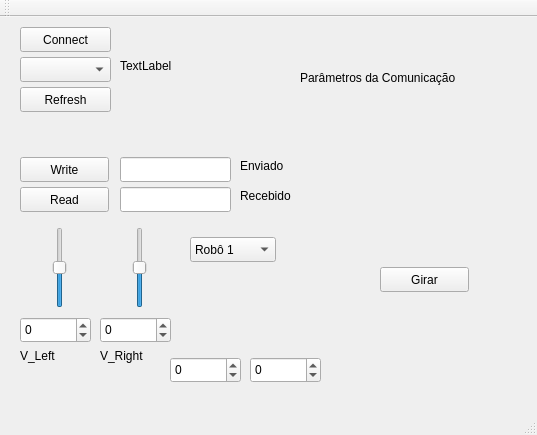
Before: the Qt Designer form mainwindow.ui in David1340/Comunicacao_LambeSujo, drawn with Qt 5.
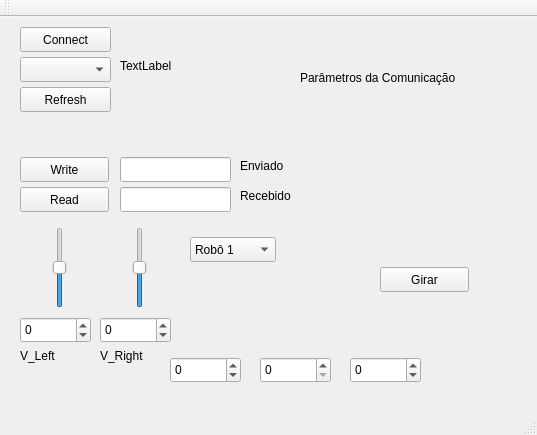
After: the same form once the commit is applied.

Commit message: Correção do erro comentando no arq  ui_mainwindow.h, criação do spinbox e estruturação do teste girar

Diff of the .ui file:
```diff
--- a/mainwindow.ui
+++ b/mainwindow.ui
@@ -208,7 +208,7 @@
    <widget class="QSpinBox" name="spinBox_texte_2">
     <property name="geometry">
      <rect>
-      <x>250</x>
+      <x>350</x>
       <y>340</y>
       <width>71</width>
       <height>26</height>
@@ -336,6 +336,16 @@
      <string>Girar</string>
     </property>
    </widget>
+   <widget class="QSpinBox" name="spinBox_texte_3">
+    <property name="geometry">
+     <rect>
+      <x>260</x>
+      <y>340</y>
+      <width>71</width>
+      <height>26</height>
+     </rect>
+    </property>
+   </widget>
   </widget>
   <widget class="QMenuBar" name="menuBar">
    <property name="geometry">
```
Left out of the diff: 6 changed lines with no effect on the pictures. The commit also changes 3 other files.
